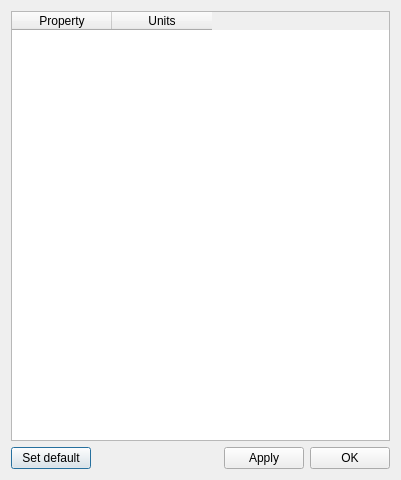
Above: QTDialogs/MUSENConfigurationTab/UnitConverterTab.ui from msolids/musen before the change. Below: the same form after it.
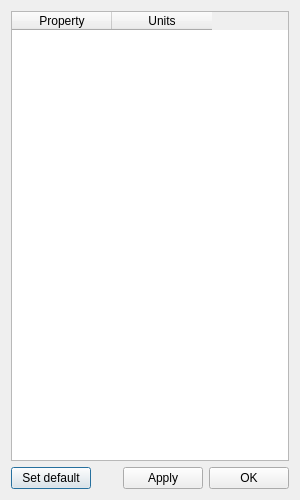
That is the form after the change.

The edit to the form file:
```diff
--- a/QTDialogs/MUSENConfigurationTab/UnitConverterTab.ui
+++ b/QTDialogs/MUSENConfigurationTab/UnitConverterTab.ui
@@ -6,8 +6,8 @@
    <rect>
     <x>0</x>
     <y>0</y>
-    <width>401</width>
-    <height>480</height>
+    <width>300</width>
+    <height>500</height>
    </rect>
   </property>
   <property name="windowTitle">
```
